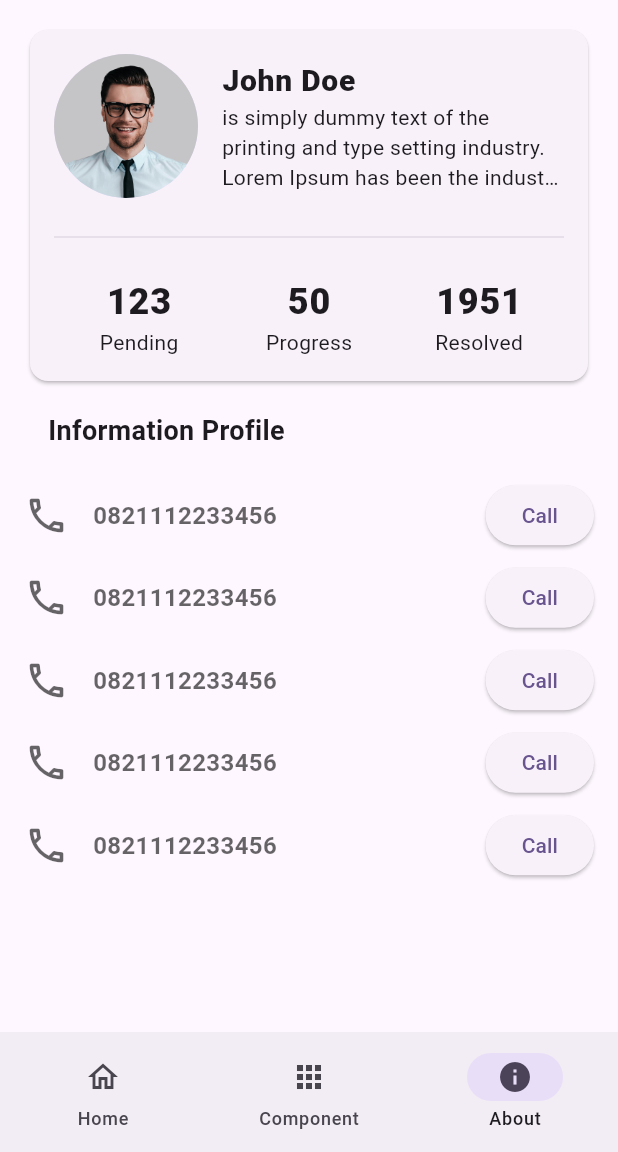
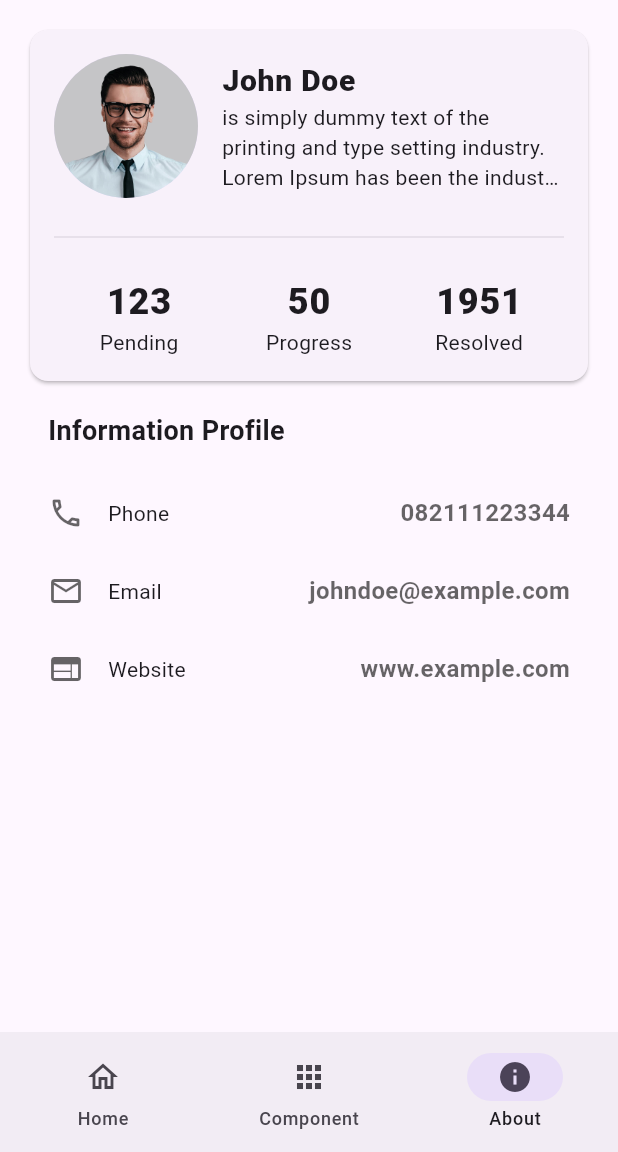
Before and after one commit to budiliauw87/Android-Labs, a Flutter app: the screen it shows after launch, item 3 of the bottom bar chosen, on a phone screen of 412 x 824 dp, the part 84-1236 px from its top. Run offline on Flutter 3.47's test engine with Material 3 defaults, Android fonts, the phone set to English and light mode, and no system bars.

Commit message:
refactor : change about profile

```diff
--- a/flutter lab/fundamental/stater_flutter/lib/main.dart
+++ b/flutter lab/fundamental/stater_flutter/lib/main.dart
@@ -1,5 +1,4 @@
 import 'package:flutter/material.dart';
-import 'package:stater_flutter/utils/Material_theme.dart';
 import 'navigation/navigation.dart';
 
 void main() {
--- /dev/null
+++ b/flutter lab/fundamental/stater_flutter/lib/repository/data_source.dart
@@ -0,0 +1 @@
+class DataSource {}
--- a/flutter lab/fundamental/stater_flutter/lib/ui/about/about_screen.dart
+++ b/flutter lab/fundamental/stater_flutter/lib/ui/about/about_screen.dart
@@ -18,31 +18,87 @@ class AboutScreen extends StatelessWidget {
               style: TextStyle(fontSize: 18, fontWeight: FontWeight.w600),
             ),
           ),
-          for (var i = 0; i < 5; i++) ...[
-            Row(
+          Padding(
+            padding: const EdgeInsets.only(left: 16.0, right: 16.0),
+            child: Row(
               children: [
                 Icon(
                   Icons.call_outlined,
                   color: Theme.of(context).hintColor,
-                  size: 30.0,
                 ),
-                Expanded(
+                const Expanded(
                   child: Padding(
                     padding: EdgeInsets.all(16.0),
                     child: Text(
-                      '0821112233456',
-                      style: TextStyle(
-                        fontSize: 16,
-                        fontWeight: FontWeight.bold,
-                        color: Theme.of(context).hintColor,
-                      ),
+                      'Phone',
                     ),
                   ),
                 ),
-                ElevatedButton(onPressed: () {}, child: Text('Call'))
+                Text(
+                  '082111223344',
+                  style: TextStyle(
+                    fontSize: 16,
+                    fontWeight: FontWeight.bold,
+                    color: Theme.of(context).hintColor,
+                  ),
+                ),
               ],
             ),
-          ]
+          ),
+          Padding(
+            padding: const EdgeInsets.only(left: 16.0, right: 16.0),
+            child: Row(
+              children: [
+                Icon(
+                  Icons.mail_outline,
+                  color: Theme.of(context).hintColor,
+                ),
+                const Expanded(
+                  child: Padding(
+                    padding: EdgeInsets.all(16.0),
+                    child: Text(
+                      'Email',
+                    ),
+                  ),
+                ),
+                Text(
+                  'johndoe@example.com',
+                  style: TextStyle(
+                    fontSize: 16,
+                    fontWeight: FontWeight.bold,
+                    color: Theme.of(context).hintColor,
+                  ),
+                ),
+              ],
+            ),
+          ),
+          Padding(
+            padding: const EdgeInsets.only(left: 16.0, right: 16.0),
+            child: Row(
+              children: [
+                Icon(
+                  Icons.web,
+                  color: Theme.of(context).hintColor,
+                ),
+                const Expanded(
+                  child: Padding(
+                    padding: EdgeInsets.all(16.0),
+                    child: Text(
+                      'Website',
+                    ),
+                  ),
+                ),
+                Text(
+                  'www.example.com',
+                  style: TextStyle(
+                    fontSize: 16,
+                    fontWeight: FontWeight.bold,
+                    color: Theme.of(context).hintColor,
+                  ),
+                ),
+              ],
+            ),
+          ),
         ],
       ),
     );
--- a/flutter lab/fundamental/stater_flutter/lib/ui/about/card_profile.dart
+++ b/flutter lab/fundamental/stater_flutter/lib/ui/about/card_profile.dart
@@ -13,7 +13,7 @@ class CardProfile extends StatelessWidget {
             children: [
               CircleAvatar(
                 radius: 48,
-                backgroundImage: AssetImage('images/dummy_profile.jpg'),
+                backgroundImage: AssetImage('assets/images/dummy_profile.jpg'),
               ),
               Expanded(
                 child: Padding(
--- a/flutter lab/fundamental/stater_flutter/pubspec.yaml
+++ b/flutter lab/fundamental/stater_flutter/pubspec.yaml
@@ -64,8 +64,8 @@ flutter:
   #   - images/a_dot_burr.jpeg
   #   - images/a_dot_ham.jpeg
   assets:
-    - images/dummy_profile.jpg
-    - localdata/local_restaurant.json
+    - assets/images/dummy_profile.jpg
+    - assets/local_restaurant.json
   # An image asset can refer to one or more resolution-specific "variants", see
   # https://flutter.dev/to/resolution-aware-images
 
```
Also changed, not shown: flutter lab/fundamental/stater_flutter/lib/utils/material_theme.dart (deleted, +0 -386 lines), flutter lab/fundamental/stater_flutter/assets/images/dummy_profile.jpg (renamed from flutter lab/fundamental/stater_flutter/images/dummy_profile.jpg), flutter lab/fundamental/stater_flutter/assets/local_restaurant.json (renamed from flutter lab/fundamental/stater_flutter/localdata/local_restaurant.json).
